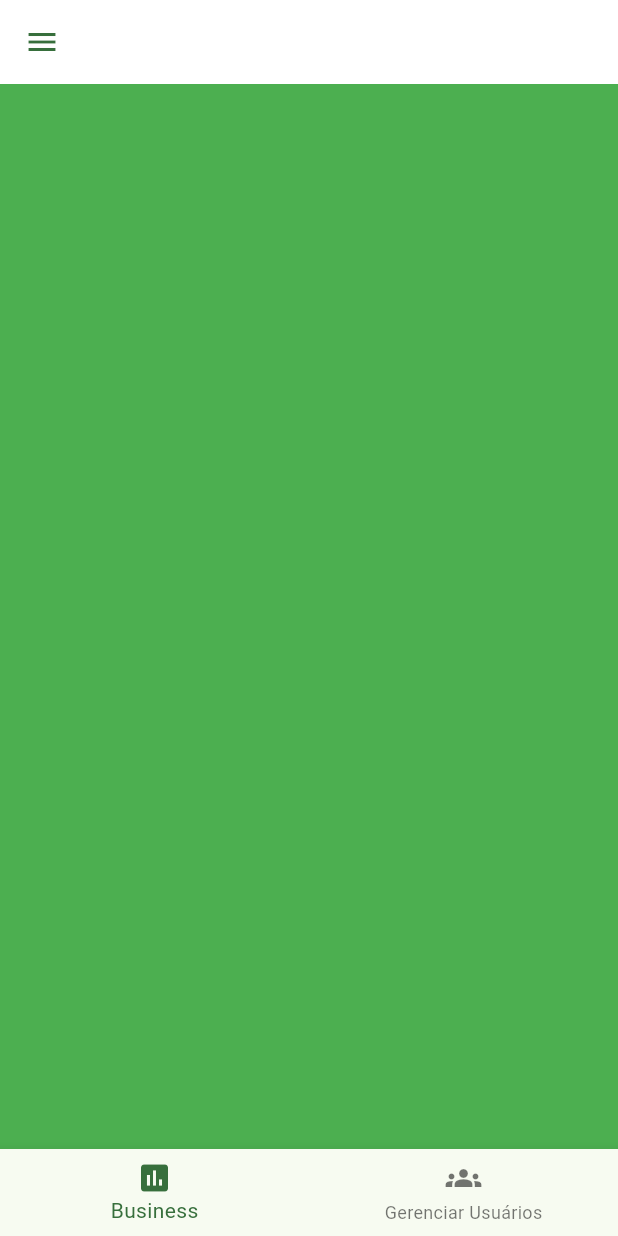
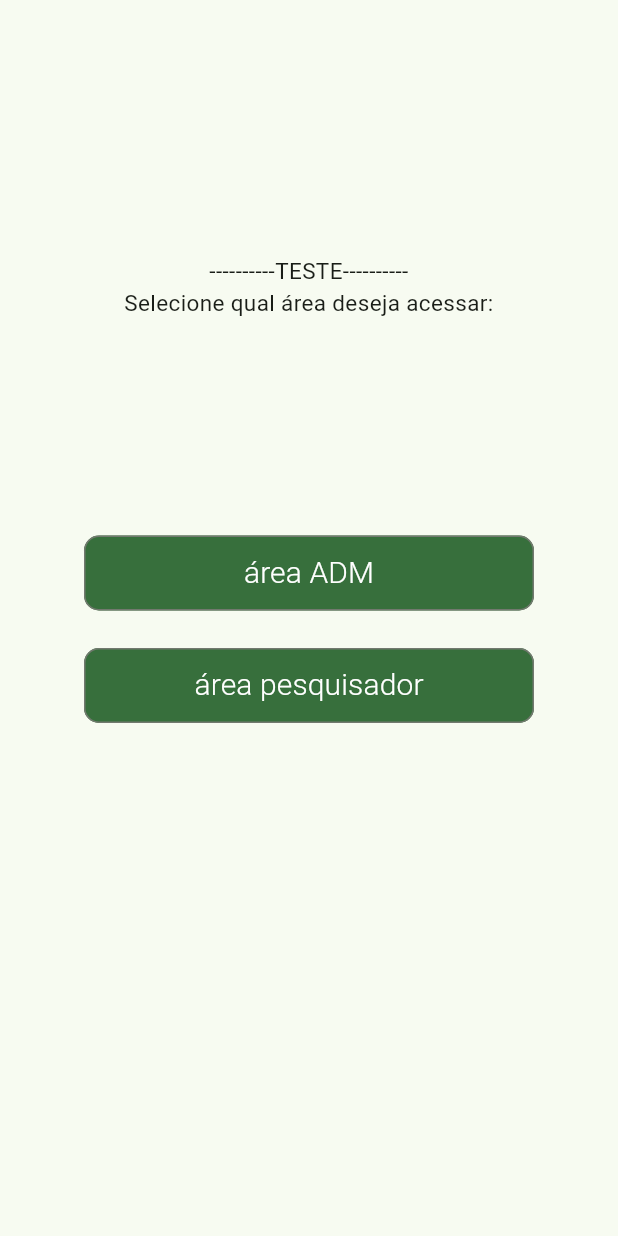
Before and after one commit to Draminhon/InvenTur, a Flutter app: the screen it shows after launch, after a tap on "Entrar", on a phone screen of 412 x 824 dp. Run offline on Flutter 3.47's test engine with Material 3 defaults, Android fonts, the phone set to English and light mode, and no system bars; our stand-ins replace font_awesome_flutter, google_fonts, mask_text_input_formatter.

Commit message:
adicionando tela home do pesquisador e tela de seleção entre pesquisador e administrador para fins de testes)

```diff
--- a/src/inventur/lib/main.dart
+++ b/src/inventur/lib/main.dart
@@ -8,6 +8,8 @@ import 'package:inventur/pages/recover/passwordrecover_page.dart';
 import 'package:inventur/pages/recover/passwordcod_page.dart';
 import 'package:inventur/pages/recover/changepassword_page.dart';
 import 'package:inventur/pages/recover/changepasswordsucess_page.dart';
+import 'package:inventur/pages/home/Pesquisador/choose/choosebetween.dart';
+import 'package:inventur/pages/home/Pesquisador/pesquisador_homepage.dart';
 void main() {
   WidgetsFlutterBinding.ensureInitialized();
   SystemChrome.setPreferredOrientations(
@@ -36,7 +38,9 @@ class MyApp extends StatelessWidget {
         '/PassWordRecover' : (_) => RecuperarSenha(),
         '/ConfirmarCodigo' : (_) => ConfirmarCodigo(),
         '/MudarSenha' : (_) => MudarSenha(),
-        '/NewPassword' : (_) => ConfirmacaoNovaSenha()
+        '/NewPassword' : (_) => ConfirmacaoNovaSenha(),
+        '/Choose' : (_) => Choose(),
+        '/PesquisadorHome' : (_) => PesquisadorHome()
         },
     );
   }
--- a/src/inventur/lib/pages/auth/login_page.dart
+++ b/src/inventur/lib/pages/auth/login_page.dart
@@ -99,7 +99,7 @@ class _LoginPageState extends State<LoginPage> {
                             // if (_formLoginKey.currentState!.validate()) {
                             //   Navigator.pushNamed(context, '/AdminHome');
                             // }
-                            Navigator.pushNamed(context, '/AdminHome');
+                            Navigator.pushNamed(context, '/Choose');
                           },
                           child: const Text(
                             'Entrar',
--- /dev/null
+++ b/src/inventur/lib/pages/home/Pesquisador/choose/choosebetween.dart
@@ -0,0 +1,66 @@
+import 'package:flutter/material.dart';
+
+class Choose extends StatelessWidget{
+  @override
+  Widget build(BuildContext context) {
+
+    return Scaffold(
+        body: SingleChildScrollView(
+            child:
+                Column(mainAxisAlignment: MainAxisAlignment.center, children: [
+      const Padding(
+          padding: EdgeInsets.only(top: 150, left: 45, right: 45, bottom: 145),
+          child: Center(
+
+                  child:
+
+                  Padding(
+                    padding: EdgeInsets.only(top: 20),
+                    child: Text(
+                      '----------TESTE----------\nSelecione qual área deseja acessar:',
+                      overflow: TextOverflow.visible,
+                      textAlign: TextAlign.center,
+                      style: TextStyle(fontSize: 15),
+                    ),
+                  )
+
+              )),
+      SizedBox(
+          height: 50,
+          width: 300,
+          child: OutlinedButton(
+              style: OutlinedButton.styleFrom(
+                  backgroundColor: Color.fromARGB(255, 55, 111, 60),
+                  shape: RoundedRectangleBorder(
+                      borderRadius: BorderRadius.circular(10))),
+              onPressed: () => {Navigator.pushNamed(context, '/AdminHome')},
+              child: const Text(
+                'área ADM',
+                style: TextStyle(
+                    color: Colors.white,
+                    fontSize: 20,
+                    fontWeight: FontWeight.w300),
+              ))),
+            SizedBox(height: 25,),
+          SizedBox(
+            height: 50,
+            width: 300,
+              child: OutlinedButton(
+                 style: OutlinedButton.styleFrom(
+                  backgroundColor: Color.fromARGB(255, 55, 111, 60),
+                  shape: RoundedRectangleBorder(
+                      borderRadius: BorderRadius.circular(10))),
+                                    onPressed: () => {Navigator.pushNamed(context, '/PesquisadorHome')},
+              child: const Text(
+                'área pesquisador',
+                style: TextStyle(
+                    color: Colors.white,
+                    fontSize: 20,
+                    fontWeight: FontWeight.w300),
+              )
+              ),
+          )
+    ])));
+  }
+
+  }
--- a/src/inventur/lib/pages/recover/changepassword_page.dart
+++ b/src/inventur/lib/pages/recover/changepassword_page.dart
@@ -45,7 +45,7 @@ class MudarSenha extends StatelessWidget {
               decoration: BoxDecoration(
                   color: Colors.grey[200],
                   borderRadius: BorderRadius.circular(15)),
-              child: Expanded(
+
                   child: Column(
                 children: [
                   Icon(
@@ -64,7 +64,7 @@ class MudarSenha extends StatelessWidget {
 
                   ),)
                 ],
-              ))))),
+              )))),
               SizedBox(height: sizeScreen.height * 0.03,),
               Padding(
           padding: EdgeInsets.only(left: 20, right: 20, top: 15),
--- a/src/inventur/lib/pages/recover/changepasswordsucess_page.dart
+++ b/src/inventur/lib/pages/recover/changepasswordsucess_page.dart
@@ -23,7 +23,7 @@ class ConfirmacaoNovaSenha extends StatelessWidget {
               decoration: BoxDecoration(
                   color: Colors.grey[200],
                   borderRadius: BorderRadius.circular(15)),
-              child: Expanded(
+
                   child: Column(
                 children: [
                   Image.asset(
@@ -41,7 +41,7 @@ class ConfirmacaoNovaSenha extends StatelessWidget {
                     ),
                   )
                 ],
-              ))))),
+              )))),
       SizedBox(
           height: 50,
           width: 300,
--- a/src/inventur/lib/pages/recover/passwordcod_page.dart
+++ b/src/inventur/lib/pages/recover/passwordcod_page.dart
@@ -45,7 +45,7 @@ class ConfirmarCodigo extends StatelessWidget {
               decoration: BoxDecoration(
                   color: Colors.grey[200],
                   borderRadius: BorderRadius.circular(15)),
-              child: Expanded(
+
                   child: Column(
                 children: [
                   Icon(
@@ -64,7 +64,7 @@ class ConfirmarCodigo extends StatelessWidget {
 
                   ),)
                 ],
-              ))))),
+              )))),
               SizedBox(height: sizeScreen.height * 0.03,),
                Padding(
           padding: EdgeInsets.all(25),
--- a/src/inventur/lib/pages/recover/passwordrecover_page.dart
+++ b/src/inventur/lib/pages/recover/passwordrecover_page.dart
@@ -45,7 +45,7 @@ class RecuperarSenha extends StatelessWidget {
               decoration: BoxDecoration(
                   color: Colors.grey[200],
                   borderRadius: BorderRadius.circular(15)),
-              child: Expanded(
+
                   child: Column(
                 children: [
                   Icon(
@@ -64,7 +64,7 @@ class RecuperarSenha extends StatelessWidget {
 
                   ),)
                 ],
-              ))))),
+              )))),
               SizedBox(height: sizeScreen.height * 0.03,),
     Padding(
           padding: EdgeInsets.all(25),
```
Also changed, not shown: src/inventur/lib/pages/home/Pesquisador/pesquisador_homepage.dart (added, +57 -0 lines), src/inventur/lib/pages/home/Pesquisador/widgets/container_widget.dart (added, +59 -0 lines).
